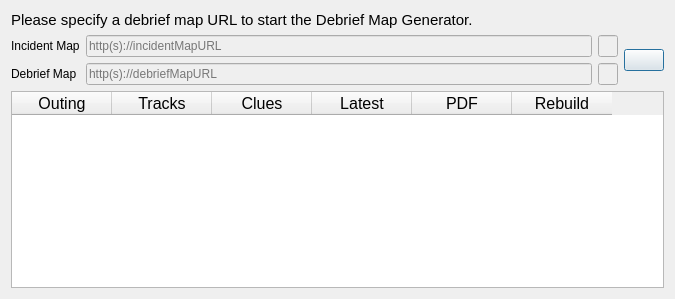
This is debrief.ui in ncssar/plans_console as Qt 5 draws it before an edit. The edited form follows.
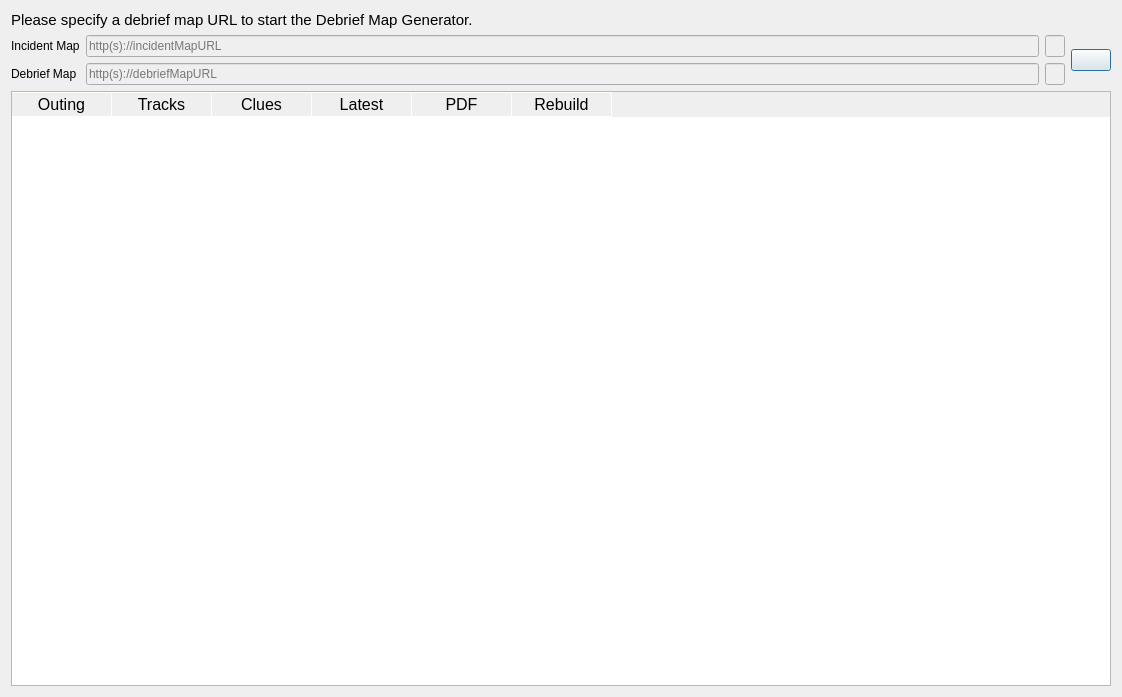
This is the edited form. Icons and pictures are not drawn.

Patch:
```diff
--- a/debrief.ui
+++ b/debrief.ui
@@ -6,10 +6,16 @@
    <rect>
     <x>0</x>
     <y>0</y>
-    <width>675</width>
-    <height>299</height>
+    <width>1122</width>
+    <height>697</height>
    </rect>
   </property>
+  <property name="sizePolicy">
+   <sizepolicy hsizetype="Preferred" vsizetype="Preferred">
+    <horstretch>0</horstretch>
+    <verstretch>0</verstretch>
+   </sizepolicy>
+  </property>
   <property name="windowTitle">
    <string>Debrief Map Generator</string>
   </property>
@@ -125,6 +131,23 @@
          <pointsize>12</pointsize>
         </font>
        </property>
+       <property name="styleSheet">
+        <string notr="true">QHeaderView::section {
+    border-style: none;
+    border-bottom: 1px solid #fffff8;
+    border-right: 1px solid #fffff8;
+}
+
+QHeaderView::section:horizontal
+{
+    border-top: 1px solid #fffff8;
+}
+
+QHeaderView::section:vertical
+{
+    border-left: 1px solid #fffff8;
+}</string>
+       </property>
        <property name="selectionMode">
         <enum>QAbstractItemView::NoSelection</enum>
        </property>
```
Left out of the diff: 2 changed lines with no effect on the pictures.
